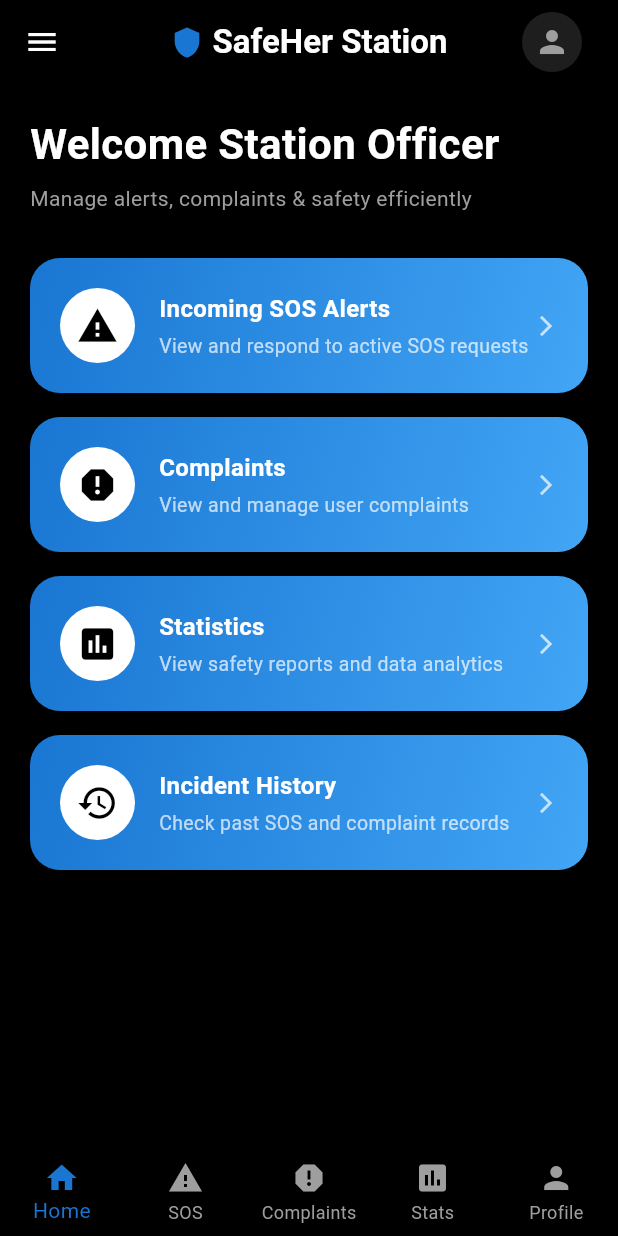
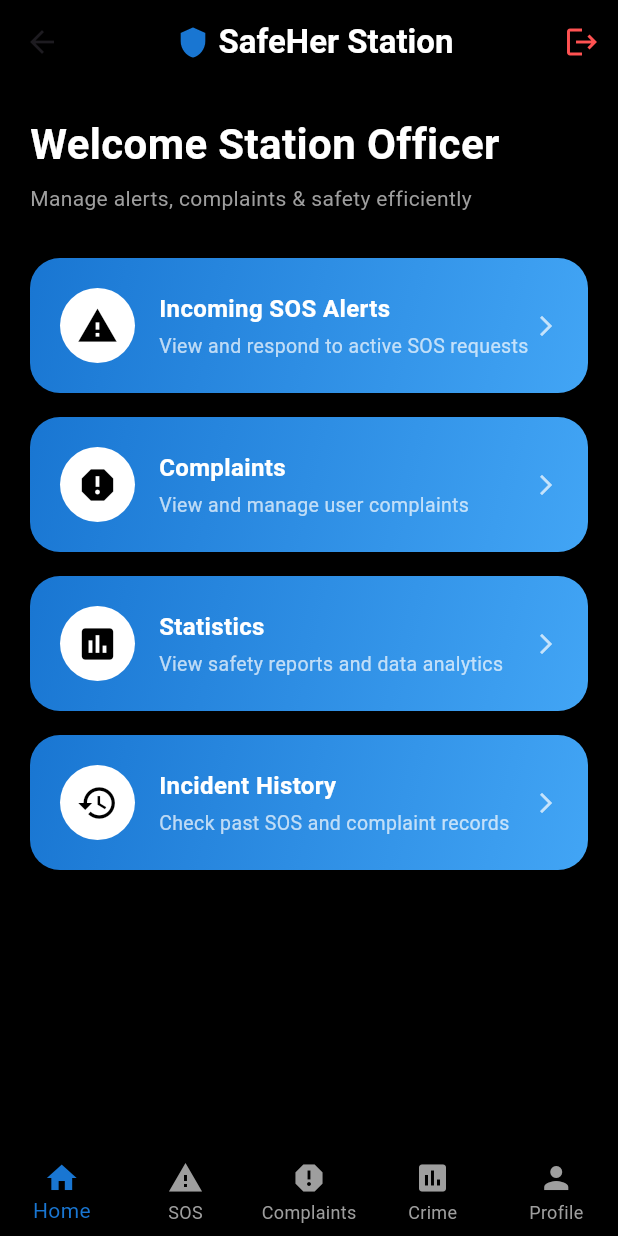
Before and after one commit to elizabethbenoy430/SafeHer-Station, a Flutter app: the StationHome screen opened directly, on a phone screen of 412 x 824 dp. Run offline on Flutter 3.47's test engine with Material 3 defaults, Android fonts, the phone set to English and light mode, and no system bars; our stand-ins replace supabase_flutter; accounts and stored records are empty.

Commit message:
view crime

```diff
--- a/lib/homepage.dart
+++ b/lib/homepage.dart
@@ -1,5 +1,8 @@
 import 'package:flutter/material.dart';
 import 'package:station_app/myprofile.dart';
+import 'package:station_app/viewcrime.dart';
+import 'package:station_app/login.dart';
+
 
 class StationHome extends StatelessWidget {
   const StationHome({super.key});
@@ -78,14 +81,7 @@ class StationHome extends StatelessWidget {
       appBar: AppBar(
         backgroundColor: Colors.black,
         elevation: 0,
-        leading: Builder(
-          builder: (context) => IconButton(
-            icon: const Icon(Icons.menu, color: Colors.white),
-            onPressed: () {
-              Scaffold.of(context).openDrawer();
-            },
-          ),
-        ),
+
         title: Row(
           mainAxisAlignment: MainAxisAlignment.center,
           children: const [
@@ -99,79 +95,21 @@ class StationHome extends StatelessWidget {
           ],
         ),
         centerTitle: true,
+
+        // 🔴 LOGOUT BUTTON
         actions: [
-          Padding(
-            padding: const EdgeInsets.only(right: 16),
-            child: IconButton(
-              icon: const CircleAvatar(
-                backgroundColor: Color(0xFF1E1E1E),
-                child: Icon(Icons.person, color: Colors.grey),
-              ),
-              onPressed: () {
-                Navigator.push(
-                  context,
-                  MaterialPageRoute(
-                      builder: (context) => const StationMyProfile()),
-                );
-              },
-            ),
+          IconButton(
+            icon: const Icon(Icons.logout, color: Colors.redAccent),
+            onPressed: () {
+              Navigator.pushAndRemoveUntil(
+                context,
+                MaterialPageRoute(
+                    builder: (context) => const StationLoginPage()),
+                (route) => false,
+              );
+            },
           )
         ],
-      ),
-
-      // 🟢 DRAWER (HAMBURGER MENU)
-      drawer: Drawer(
-        backgroundColor: Colors.black,
-        child: ListView(
-          padding: EdgeInsets.zero,
-          children: [
-            const DrawerHeader(
-              decoration: BoxDecoration(
-                color: Color(0xFF1E1E1E),
-              ),
-              child: Center(
-                child: Text(
-                  "Station Menu",
-                  style: TextStyle(
-                      color: Colors.white,
-                      fontSize: 20,
-                      fontWeight: FontWeight.bold),
-                ),
-              ),
-            ),
-            ListTile(
-              leading: const Icon(Icons.home, color: Colors.white),
-              title: const Text("Home", style: TextStyle(color: Colors.white)),
-              onTap: () {},
-            ),
-            ListTile(
-              leading: const Icon(Icons.warning, color: Colors.redAccent),
-              title: const Text("Incoming SOS", style: TextStyle(color: Colors.white)),
-              onTap: () {},
-            ),
-            ListTile(
-              leading: const Icon(Icons.report, color: Colors.white),
-              title: const Text("Complaints", style: TextStyle(color: Colors.white)),
-              onTap: () {},
-            ),
-            ListTile(
-              leading: const Icon(Icons.assessment, color: Colors.white),
-              title: const Text("Statistics", style: TextStyle(color: Colors.white)),
-              onTap: () {},
-            ),
-            ListTile(
-              leading: const Icon(Icons.person, color: Colors.white),
-              title: const Text("Profile", style: TextStyle(color: Colors.white)),
-              onTap: () {
-                Navigator.push(
-                  context,
-                  MaterialPageRoute(
-                      builder: (context) => const StationProfilePage()),
-                );
-              },
-            ),
-          ],
-        ),
       ),
 
       // 🧍 STATION HOME CONTENT
@@ -183,7 +121,6 @@ class StationHome extends StatelessWidget {
             children: [
               const SizedBox(height: 20),
 
-              // 👋 GREETING
               const Text(
                 "Welcome Station Officer ",
                 style: TextStyle(
@@ -229,17 +166,49 @@ class StationHome extends StatelessWidget {
         ),
       ),
 
-      // 🔽 BOTTOM NAVIGATION
+      // 🔽 BOTTOM NAVIGATION WITH PAGE REDIRECT
       bottomNavigationBar: BottomNavigationBar(
         backgroundColor: Colors.black,
         selectedItemColor: const Color(0xFF1976D2),
         unselectedItemColor: Colors.grey,
         type: BottomNavigationBarType.fixed,
+
+        onTap: (index) {
+          if (index == 0) {
+            // Home - do nothing
+          }
+          else if (index == 1) {
+            Navigator.push(
+              context,
+              MaterialPageRoute(builder: (context) => const StationHome()),
+            );
+          }
+          else if (index == 2) {
+            Navigator.push(
+              context,
+              MaterialPageRoute(builder: (context) => const StationHome()),
+            );
+          }
+          else if (index == 3) {
+            // ✅ CRIME PAGE
+            Navigator.push(
+              context,
+              MaterialPageRoute(builder: (context) => const ViewCrime()),
+            );
+          }
+          else if (index == 4) {
+            Navigator.push(
+              context,
+              MaterialPageRoute(builder: (context) => const StationMyProfile()),
+            );
+          }
+        },
+
         items: const [
           BottomNavigationBarItem(icon: Icon(Icons.home), label: "Home"),
           BottomNavigationBarItem(icon: Icon(Icons.warning), label: "SOS"),
           BottomNavigationBarItem(icon: Icon(Icons.report), label: "Complaints"),
-          BottomNavigationBarItem(icon: Icon(Icons.assessment), label: "Stats"),
+          BottomNavigationBarItem(icon: Icon(Icons.assessment), label: "Crime"),
           BottomNavigationBarItem(icon: Icon(Icons.person), label: "Profile"),
         ],
       ),
--- a/lib/main.dart
+++ b/lib/main.dart
@@ -3,6 +3,7 @@ import 'package:station_app/homepage.dart';
 
 import 'package:station_app/login.dart';
 import 'package:station_app/stationregistration.dart';
+import 'package:station_app/viewcrime.dart';
 
 
 
@@ -25,7 +26,7 @@ class MainApp extends StatelessWidget {
   @override
   Widget build(BuildContext context) {
     return const MaterialApp(
-      home: StationHome()
+      home: StationLoginPage()
     );
   }
 }
```
Also changed, not shown: lib/login.dart (+31 -7 lines), lib/myprofile.dart (+65 -52 lines), lib/viewcrime.dart (added, +172 -0 lines).
